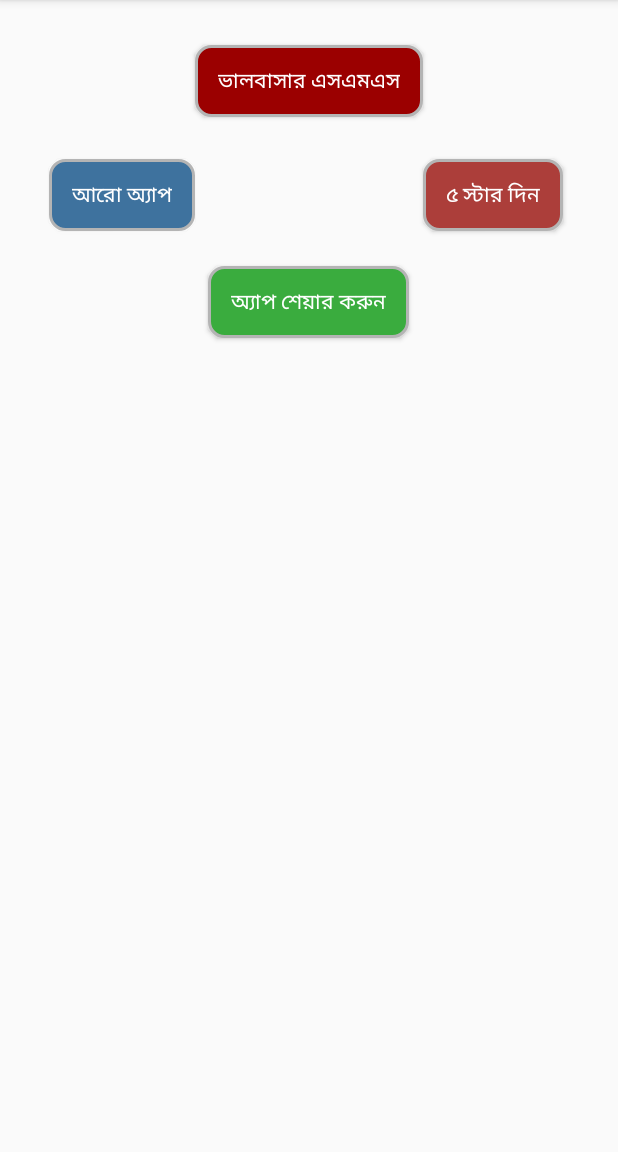
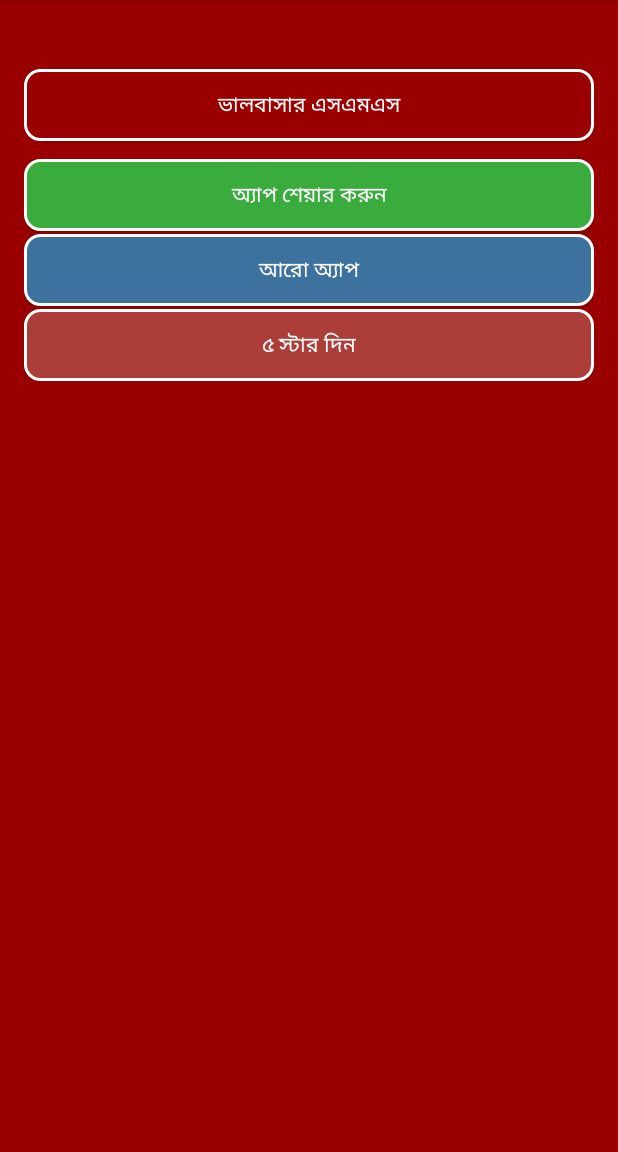
Before and after one commit to siddik12/LoveSMS, an Android app: the screen it shows after launch (MainActivity), on a phone screen of 412 x 824 dp, the part 84-1236 px from its top. Run offline under Robolectric (Android 15) with nearby library versions, the phone set to English and light mode, and no system bars; our stand-ins replace AdMob.

Commit message:
bg color & ads

```diff
--- a/app/src/main/java/com/rockscoder/lovesms/MainActivity.java
+++ b/app/src/main/java/com/rockscoder/lovesms/MainActivity.java
@@ -127,10 +127,8 @@ public class MainActivity extends AppCompatActivity {
     }
 
     private void initInterstitial(){
-        MobileAds.initialize(this,
-                "ca-app-pub-3940256099942544~3347511713");
         mInterstitialAd = new InterstitialAd(this);
-        mInterstitialAd.setAdUnitId("ca-app-pub-3940256099942544/1033173712");
+        mInterstitialAd.setAdUnitId("ca-app-pub-4789821447624417/3996127869");
 
         mInterstitialAd.setAdListener(new AdListener() {
 
--- a/app/src/main/res/drawable/btnround.xml
+++ b/app/src/main/res/drawable/btnround.xml
@@ -1,6 +1,6 @@
 <?xml version="1.0" encoding="utf-8"?>
 <shape xmlns:android="http://schemas.android.com/apk/res/android" android:padding="5dp" android:shape="rectangle">
     <solid android:color="@color/colorPrimaryDark" />
-    <stroke android:width="3px" android:color="#b4b4b4" />
+    <stroke android:width="3px" android:color="#ffffff" />
     <corners android:radius="10dp" />
 </shape>
--- a/app/src/main/res/drawable/more_apps.xml
+++ b/app/src/main/res/drawable/more_apps.xml
@@ -1,6 +1,6 @@
 <?xml version="1.0" encoding="utf-8"?>
 <shape xmlns:android="http://schemas.android.com/apk/res/android" android:padding="5dp" android:shape="rectangle">
     <solid android:color="#3e729e" />
-    <stroke android:width="3px" android:color="#b4b4b4" />
+    <stroke android:width="3px" android:color="#ffffff" />
     <corners android:radius="10dp" />
 </shape>
--- a/app/src/main/res/drawable/rate.xml
+++ b/app/src/main/res/drawable/rate.xml
@@ -1,6 +1,6 @@
 <?xml version="1.0" encoding="utf-8"?>
 <shape xmlns:android="http://schemas.android.com/apk/res/android" android:padding="5dp" android:shape="rectangle">
     <solid android:color="#ac3e3a" />
-    <stroke android:width="3px" android:color="#b4b4b4" />
+    <stroke android:width="3px" android:color="#ffffff" />
     <corners android:radius="10dp" />
 </shape>
--- a/app/src/main/res/drawable/share.xml
+++ b/app/src/main/res/drawable/share.xml
@@ -1,6 +1,6 @@
 <?xml version="1.0" encoding="utf-8"?>
 <shape xmlns:android="http://schemas.android.com/apk/res/android" android:padding="5dp" android:shape="rectangle">
     <solid android:color="#3aac3e" />
-    <stroke android:width="3px" android:color="#b4b4b4" />
+    <stroke android:width="3px" android:color="#ffffff" />
     <corners android:radius="10dp" />
 </shape>
--- a/app/src/main/res/layout/activity_main.xml
+++ b/app/src/main/res/layout/activity_main.xml
@@ -1,78 +1,80 @@
 <?xml version="1.0" encoding="utf-8"?>
-<RelativeLayout xmlns:android="http://schemas.android.com/apk/res/android"
+<LinearLayout xmlns:android="http://schemas.android.com/apk/res/android"
     xmlns:ads="http://schemas.android.com/apk/res-auto"
-    xmlns:app="http://schemas.android.com/apk/res-auto"
     xmlns:tools="http://schemas.android.com/tools"
+    android:orientation="vertical"
     android:layout_width="match_parent"
     android:layout_height="match_parent"
+    android:background="@color/colorPrimaryDark"
     tools:context="com.rockscoder.lovesms.MainActivity">
 
     <com.google.android.gms.ads.AdView
         android:id="@+id/adView"
         android:layout_width="match_parent"
         android:layout_height="wrap_content"
-        android:layout_alignParentTop="true"
-        android:layout_centerHorizontal="true"
         ads:adSize="MEDIUM_RECTANGLE"
         ads:adUnitId="@string/banner_ad_unit_id" />
 
+    <LinearLayout
+        android:orientation="vertical"
+        android:gravity="center"
+        android:padding="16dp"
+        android:layout_width="match_parent"
+        android:layout_height="wrap_content">
+
         <Button
             android:id="@+id/menuBtn"
-        android:layout_width="wrap_content"
+            android:layout_width="match_parent"
             android:layout_height="wrap_content"
-        android:layout_below="@+id/adView"
-        android:layout_centerHorizontal="true"
             android:layout_marginTop="30dp"
             android:background="@drawable/btnround"
-        android:text="@string/love_sms"
+            android:onClick="startApp"
             android:paddingLeft="15dp"
             android:paddingRight="15dp"
-        android:onClick="startApp"
+            android:layout_marginBottom="12dp"
+            android:text="@string/love_sms"
+            android:textColor="@color/text_color" />
+
+        <Button
+            android:id="@+id/share"
+            android:layout_width="match_parent"
+            android:layout_height="wrap_content"
+            android:background="@drawable/share"
+            android:layout_marginBottom="2dp"
+            android:onClick="share"
+            android:paddingLeft="15dp"
+            android:paddingRight="15dp"
+            android:text="@string/share_the_app"
             android:textColor="@color/text_color" />
 
         <Button
             android:id="@+id/moreApps"
-        android:layout_width="wrap_content"
+            android:layout_width="match_parent"
             android:layout_height="wrap_content"
-        android:layout_below="@+id/menuBtn"
-        android:layout_marginTop="28dp"
-        android:layout_toLeftOf="@+id/menuBtn"
-        android:layout_toStartOf="@+id/menuBtn"
+            android:layout_marginBottom="2dp"
             android:background="@drawable/more_apps"
-        android:text="@string/more_apps"
             android:onClick="moreApps"
             android:paddingLeft="15dp"
             android:paddingRight="15dp"
+            android:text="@string/more_apps"
             android:textColor="@color/text_color" />
 
         <Button
             android:id="@+id/rateUs"
-        android:layout_width="wrap_content"
+            android:layout_width="match_parent"
             android:layout_height="wrap_content"
-        android:layout_alignBaseline="@+id/moreApps"
-        android:layout_alignBottom="@+id/moreApps"
-        android:layout_toEndOf="@+id/menuBtn"
-        android:layout_toRightOf="@+id/menuBtn"
             android:background="@drawable/rate"
-        android:text="@string/rate_us"
+            android:onClick="rateUs"
             android:paddingLeft="15dp"
             android:paddingRight="15dp"
-        android:onClick="rateUs"
+            android:text="@string/rate_us"
             android:textColor="@color/text_color" />
 
-    <Button
-        android:id="@+id/share"
-        android:layout_width="wrap_content"
-        android:layout_height="wrap_content"
-        android:layout_below="@+id/moreApps"
-        android:layout_centerHorizontal="true"
-        android:background="@drawable/share"
-        android:textColor="@color/text_color"
-        android:layout_marginTop="23dp"
-        android:paddingLeft="15dp"
-        android:paddingRight="15dp"
-        android:onClick="share"
-        android:text="@string/share_the_app" />
 
 
-</RelativeLayout>
+    </LinearLayout>
+
+
+
+
+</LinearLayout>
--- a/app/src/main/res/values/strings.xml
+++ b/app/src/main/res/values/strings.xml
@@ -1,6 +1,7 @@
 <resources>
     <string name="app_name">Love SMS</string>
-    <string name="banner_ad_unit_id">ca-app-pub-3940256099942544/6300978111</string>
+    <string name="banner_ad_unit_id">ca-app-pub-4789821447624417/1384963316</string>
+    <string name="interstitial_ad_unit_id">ca-app-pub-4789821447624417/3996127869</string>
     <string name="more_apps">আরো অ্যাপ</string>
     <string name="rate_us">৫ স্টার দিন</string>
     <string name="share_the_app">অ্যাপ শেয়ার করুন</string>
```
Lines whose indentation alone changed are shown as unchanged.
